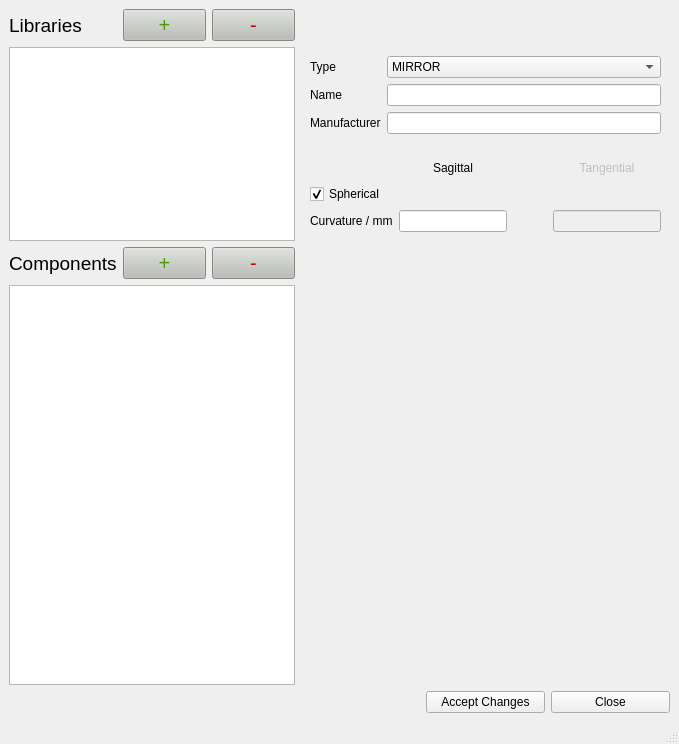
Qt form assets/library_window.ui (NiceLaserGuy/GRay-CAD-2) before a commit.
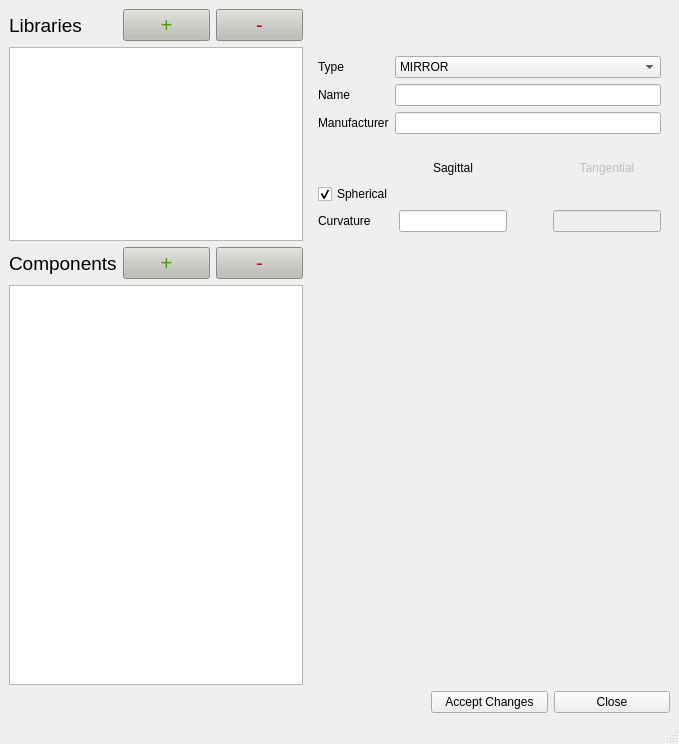
The same form after that commit.

What changed in the file:
```diff
--- a/assets/library_window.ui
+++ b/assets/library_window.ui
@@ -154,7 +154,7 @@
        <item row="2" column="0">
         <widget class="QLabel" name="label_5">
          <property name="text">
-          <string>Curvature / mm</string>
+          <string>Curvature</string>
          </property>
         </widget>
        </item>
```
